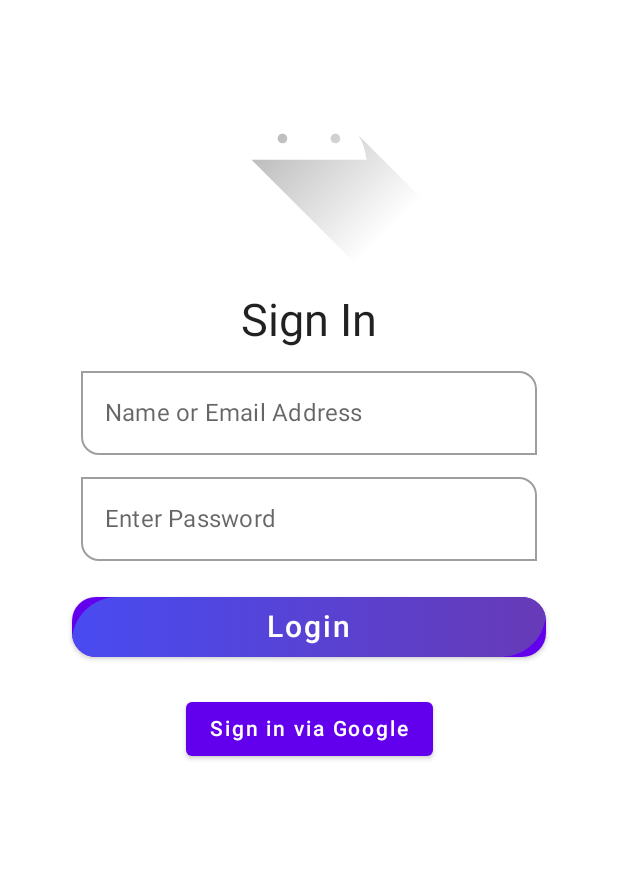
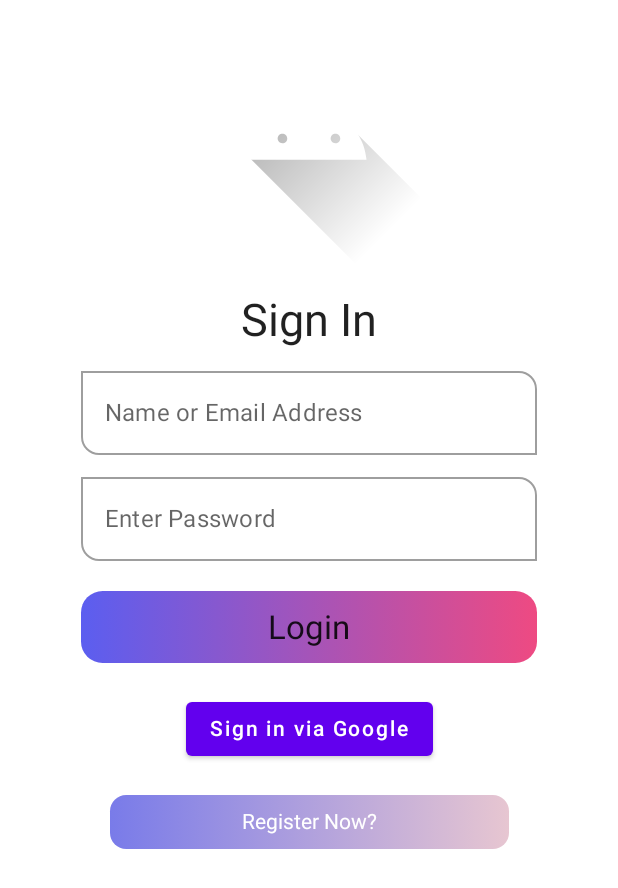
Before and after one commit to kaunainreza/XO, an Android app built with Jetpack Compose: the @Preview function pev, on a phone screen of 412 x 824 dp. Shown: the top 888 px of the screen. Run offline under Robolectric (Android 15) with nearby library versions, the phone set to English and light mode, and no system bars.

Commit message:
feat: Firebase Login basic flow

```diff
--- a/app/src/main/java/com/example/xo/ui/login/LoginUI.kt
+++ b/app/src/main/java/com/example/xo/ui/login/LoginUI.kt
@@ -1,14 +1,11 @@
 package com.example.xo.ui.login
 
 
-import androidx.compose.foundation.Image
-import androidx.compose.foundation.background
+import androidx.compose.foundation.*
 import androidx.compose.foundation.layout.*
-import androidx.compose.foundation.rememberScrollState
 import androidx.compose.foundation.shape.RoundedCornerShape
 import androidx.compose.foundation.text.KeyboardActions
 import androidx.compose.foundation.text.KeyboardOptions
-import androidx.compose.foundation.verticalScroll
 import androidx.compose.material.*
 import androidx.compose.runtime.*
 import androidx.compose.runtime.saveable.rememberSaveable
@@ -21,6 +18,7 @@ import androidx.compose.ui.graphics.Color
 import androidx.compose.ui.layout.ContentScale
 import androidx.compose.ui.platform.LocalSoftwareKeyboardController
 import androidx.compose.ui.res.painterResource
+import androidx.compose.ui.text.font.FontStyle
 import androidx.compose.ui.text.input.ImeAction
 import androidx.compose.ui.text.input.KeyboardType
 import androidx.compose.ui.text.input.PasswordVisualTransformation
@@ -77,22 +75,15 @@ fun LoginPage(viewModel: LoginViewModel? = null) {
                     fontSize = 30.sp
                 )
                 Spacer(modifier = Modifier.height(8.dp))
-                SimpleOutlinedTextFieldSample(viewModel)
+                EmailEditTextField(viewModel)
 
                 Spacer(modifier = Modifier.padding(3.dp))
-                SimpleOutlinedPasswordTextField(viewModel)
-
-                val gradientColor = listOf(Color(0xFF484BF1), Color(0xFF673AB7))
-                val cornerRadius = 16.dp
-
+                PasswordTextField(viewModel)
 
                 Spacer(modifier = Modifier.padding(10.dp))
-                GradientButton(
+                LoginButton(
                     viewModel,
-                    gradientColors = gradientColor,
-                    cornerRadius = cornerRadius,
                     nameButton = "Login",
-                    roundedCornerShape = RoundedCornerShape(topStart = 30.dp, bottomEnd = 30.dp)
                 )
 
                 Spacer(modifier = Modifier.padding(10.dp))
@@ -104,54 +95,10 @@ fun LoginPage(viewModel: LoginViewModel? = null) {
                     Text("Sign in via Google")
                 }
 
-                Spacer(modifier = Modifier.padding(20.dp))
+                Spacer(modifier = Modifier.padding(10.dp))
+                RegisterNow(viewModel = viewModel, nameButton = "Register Now?")
 
             }
-        }
-    }
-}
-
-
-@Composable
-private fun GradientButton(
-    viewModel: LoginViewModel?,
-    gradientColors: List<Color>,
-    cornerRadius: Dp,
-    nameButton: String,
-    roundedCornerShape: RoundedCornerShape
-) {
-
-    Button(
-        modifier = Modifier
-            .fillMaxWidth()
-            .padding(start = 32.dp, end = 32.dp),
-        onClick = {
-            viewModel?.onLoginClick()
-        },
-
-        contentPadding = PaddingValues(),
-        colors = ButtonDefaults.buttonColors(
-
-        ),
-        shape = RoundedCornerShape(cornerRadius)
-    ) {
-
-        Box(
-            modifier = Modifier
-                .fillMaxWidth()
-                .background(
-                    brush = Brush.horizontalGradient(colors = gradientColors),
-                    shape = roundedCornerShape
-                )
-                .clip(roundedCornerShape)
-                .padding(horizontal = 16.dp, vertical = 8.dp),
-            contentAlignment = Alignment.Center
-        ) {
-            Text(
-                text = nameButton,
-                fontSize = 20.sp,
-                color = Color.White
-            )
         }
     }
 }
@@ -160,7 +107,7 @@ private fun GradientButton(
 //email id
 @OptIn(ExperimentalComposeUiApi::class)
 @Composable
-fun SimpleOutlinedTextFieldSample(viewModel: LoginViewModel?) {
+fun EmailEditTextField(viewModel: LoginViewModel?) {
     val keyboardController = LocalSoftwareKeyboardController.current
     val text = viewModel?.emailId?.value ?: ""
     OutlinedTextField(
@@ -196,7 +143,7 @@ fun SimpleOutlinedTextFieldSample(viewModel: LoginViewModel?) {
 
 @OptIn(ExperimentalComposeUiApi::class)
 @Composable
-fun SimpleOutlinedPasswordTextField(viewModel: LoginViewModel?) {
+fun PasswordTextField(viewModel: LoginViewModel?) {
     val keyboardController = LocalSoftwareKeyboardController.current
     val passwordHidden by rememberSaveable { mutableStateOf(true) }
     val text = viewModel?.pwd?.value ?: ""
@@ -230,6 +177,79 @@ fun SimpleOutlinedPasswordTextField(viewModel: LoginViewModel?) {
     )
 }
 
+@Composable
+private fun LoginButton(
+    viewModel: LoginViewModel?,
+    nameButton: String,
+) {
+
+    Box(
+        modifier = Modifier
+            .height(48.dp)
+            .fillMaxWidth(0.8f)
+            .background(
+                brush = Brush.horizontalGradient(
+                    colors = listOf(
+                        Color(0xFF5B5EF0),
+                        Color(0xFFEE4A82)
+                    )
+
+                ),
+                shape = RoundedCornerShape(30)
+            )
+            .clickable {
+                viewModel?.onLoginClick()
+            }, contentAlignment = Alignment.Center
+    ) {
+        Text(text = nameButton, fontSize = 22.sp)
+    }
+
+}
+
+@Composable
+fun RegisterNow(
+    viewModel: LoginViewModel?,
+    nameButton: String,
+) {
+    Box(
+        modifier = Modifier
+            .height(36.dp)
+            .fillMaxWidth(0.7f)
+            .background(
+                brush = Brush.horizontalGradient(
+                    colors = listOf(
+                        Color(0xFF797BE9),
+                        Color(0xFFE7C6D1)
+                    )
+
+                ),
+                shape = RoundedCornerShape(30)
+            )
+            .clickable {
+                viewModel?.onRegisterClick()
+            }, contentAlignment = Alignment.Center
+    ) {
+        Text(text = nameButton, fontSize = 14.sp, color = Color.White)
+    }
+
+}
+
+
+@Composable
+fun SnackBarExample(msg: String) {
+    var snackbarVisible by remember { mutableStateOf(false) }
+
+    if (snackbarVisible) {
+        Snackbar(
+            modifier = Modifier.padding(16.dp),
+        ) {
+
+            Text(text = msg)
+        }
+    }
+
+}
+
 
 @Preview
 @Composable
```
Also changed, not shown: app/src/main/java/com/example/xo/ui/login/LoginActivity.kt (+52 -4 lines), app/src/main/java/com/example/xo/ui/login/LoginViewModel.kt (+85 -6 lines).
